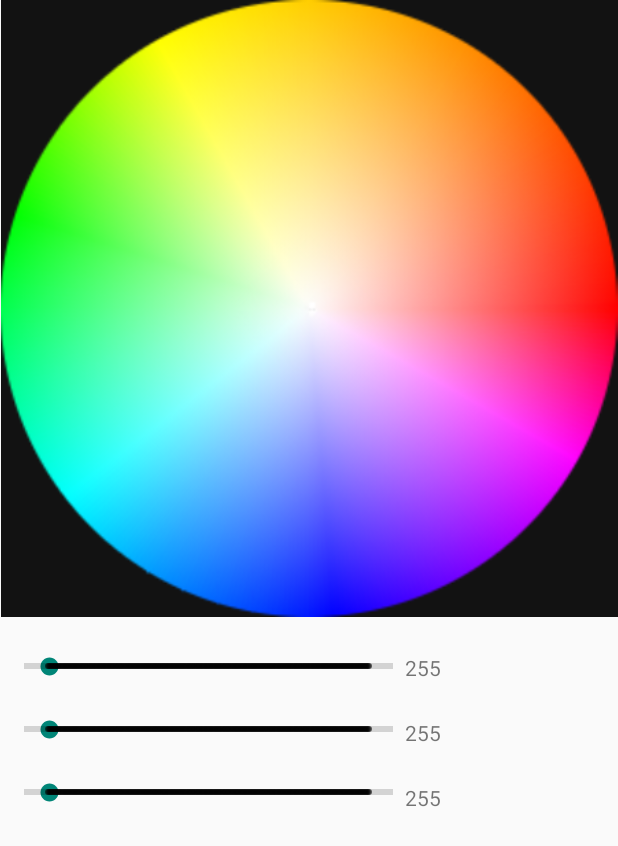
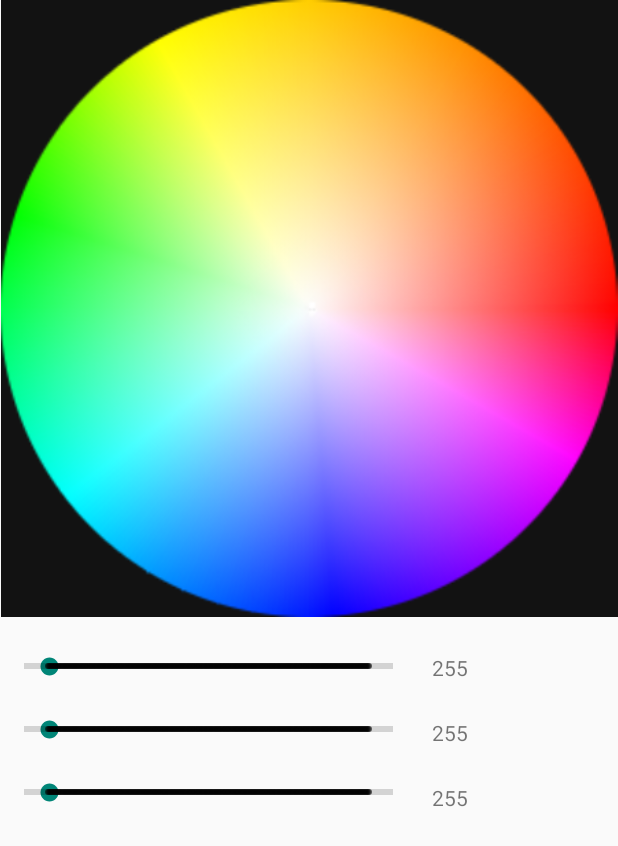
Before and after one commit to Luis29178/BlueApp, an Android app: the layout color_piker.xml on its own in the app's theme, with its tools: preview values and no code run, on a phone screen of 412 x 824 dp. Shown: the top 846 px of the screen. Run offline under Robolectric (Android 15) with nearby library versions, the phone set to English and light mode, and no system bars.

Commit message:
Color piker dialog --- Displaying

```diff
--- a/app/src/main/java/com/example/theblueapp/Color_Dialog.java
+++ b/app/src/main/java/com/example/theblueapp/Color_Dialog.java
@@ -54,6 +54,7 @@ public class Color_Dialog extends AppCompatDialogFragment {
         });
         //endregion
 
+        //region Variable Initialization
         Color_wheel = view.findViewById(R.id.ColorWheelHUE);
         Red = view.findViewById(R.id.RedBar);
         RedVal = view.findViewById(R.id.RedVal);
@@ -64,6 +65,12 @@ public class Color_Dialog extends AppCompatDialogFragment {
         Red = view.findViewById(R.id.BlueBar);
         RedVal = view.findViewById(R.id.BlueVal);
         _Red = view.findViewById(R.id.BluePro);
-        return super.onCreateDialog(savedInstanceState);
+        //endregion
+
+
+
+
+        return builder.create();
+
     }
 }
--- a/app/src/main/java/com/example/theblueapp/MainActivity.java
+++ b/app/src/main/java/com/example/theblueapp/MainActivity.java
@@ -240,37 +240,6 @@ public class MainActivity extends AppCompatActivity implements View.OnClickListe
             Color_Dialog Colorwheezl = new Color_Dialog();
             Colorwheezl.show(getSupportFragmentManager(),"ColorWheel");
 
-        /*AmbilWarnaDialog colorWheel = new AmbilWarnaDialog(this, SelectedColor, new AmbilWarnaDialog.OnAmbilWarnaListener() {
-            @Override
-            public void onCancel(AmbilWarnaDialog dialog) {
-
-            }
-
-            @Override
-            public void onOk(AmbilWarnaDialog dialog, int color) {
-                SelectedColor = color;
-                RGBconvertMethod(SelectedColor);
-                ByteBuffer buffer = ByteBuffer.allocate(16);
-                buffer.putInt(SelectedColor);
-
-
-                for (int i =0; i< RGBval.length;i++)
-                {
-                    buffer.putInt(RGBval[i]);
-                }
-                byte[] temp = buffer.array();
-                bytes = temp;
-
-                SendBTMessage(bytes);
-
-
-
-
-                //mConectionservice.write(bytes);
-
-            }
-        });
-        colorWheel.show();*/
     }
     //endregion
 
--- a/app/src/main/res/layout/color_piker.xml
+++ b/app/src/main/res/layout/color_piker.xml
@@ -1,5 +1,5 @@
 <?xml version="1.0" encoding="utf-8"?>
-<androidx.constraintlayout.widget.ConstraintLayout xmlns:android="http://schemas.android.com/apk/res/android"
+<RelativeLayout xmlns:android="http://schemas.android.com/apk/res/android"
     xmlns:app="http://schemas.android.com/apk/res-auto"
     xmlns:tools="http://schemas.android.com/tools"
     android:layout_width="match_parent"
@@ -7,43 +7,30 @@
 
     <ImageView
         android:id="@+id/ColorWheelHUE"
-        android:layout_width="0dp"
+        android:layout_width="411dp"
         android:layout_height="411dp"
-        app:layout_constraintEnd_toEndOf="parent"
-        app:layout_constraintStart_toStartOf="parent"
-        app:layout_constraintTop_toTopOf="parent"
+        android:layout_alignParentStart="true"
+        android:layout_alignParentLeft="true"
+        android:layout_alignParentTop="true"
+        android:layout_alignParentEnd="true"
+        android:layout_alignParentRight="true"
+        android:layout_marginStart="0dp"
+        android:layout_marginLeft="0dp"
+        android:layout_marginTop="0dp"
+        android:layout_marginEnd="0dp"
+        android:layout_marginRight="0dp"
         app:srcCompat="@drawable/color_wheelhue" />
 
     <SeekBar
         android:id="@+id/RedBar"
         style="@style/Widget.AppCompat.SeekBar.Discrete"
-        android:layout_width="0dp"
+        android:layout_width="102dp"
         android:layout_height="wrap_content"
-        android:layout_marginStart="16dp"
-        android:layout_marginLeft="16dp"
-        android:layout_marginTop="24dp"
-        android:layout_marginEnd="150dp"
-        android:layout_marginRight="150dp"
-        app:layout_constraintEnd_toEndOf="parent"
-        app:layout_constraintStart_toStartOf="parent"
-        app:layout_constraintTop_toBottomOf="@+id/ColorWheelHUE"
-        android:max="255"
-        android:progress="1"/>
-    <ProgressBar
-        android:id="@+id/RedPro"
-        style="?android:attr/progressBarStyleHorizontal"
-        android:layout_width="0dp"
-        android:layout_height="0dp"
-        app:layout_constraintBottom_toBottomOf="@+id/RedBar"
-        app:layout_constraintEnd_toEndOf="@+id/RedBar"
-        app:layout_constraintStart_toStartOf="@+id/RedBar"
-        app:layout_constraintTop_toTopOf="@+id/RedBar" />
-
-    <SeekBar
-        android:id="@+id/GreenBar"
-        style="@style/Widget.AppCompat.SeekBar.Discrete"
-        android:layout_width="0dp"
-        android:layout_height="wrap_content"
+        android:layout_below="@+id/ColorWheelHUE"
+        android:layout_alignParentStart="true"
+        android:layout_alignParentLeft="true"
+        android:layout_alignParentEnd="true"
+        android:layout_alignParentRight="true"
         android:layout_marginStart="16dp"
         android:layout_marginLeft="16dp"
         android:layout_marginTop="24dp"
@@ -52,82 +39,144 @@
         android:max="255"
         android:progress="1"
         app:layout_constraintEnd_toEndOf="parent"
-        app:layout_constraintHorizontal_bias="0.0"
         app:layout_constraintStart_toStartOf="parent"
-        app:layout_constraintTop_toBottomOf="@+id/RedBar"
-        />
+        app:layout_constraintTop_toBottomOf="@+id/ColorWheelHUE" />
+
     <ProgressBar
-        android:id="@+id/GreenPro"
+        android:id="@+id/RedPro"
         style="?android:attr/progressBarStyleHorizontal"
-        android:layout_width="0dp"
-        android:layout_height="0dp"
-        app:layout_constraintBottom_toBottomOf="@+id/GreenBar"
-        app:layout_constraintEnd_toEndOf="@+id/GreenBar"
-        app:layout_constraintStart_toStartOf="@+id/GreenBar"
-        app:layout_constraintTop_toTopOf="@+id/GreenBar"
-            />
+        android:layout_width="99dp"
+        android:layout_height="wrap_content"
+        android:layout_alignStart="@+id/RedBar"
+        android:layout_alignLeft="@+id/RedBar"
+        android:layout_alignTop="@+id/RedBar"
+        android:layout_alignEnd="@+id/RedBar"
+        android:layout_alignRight="@+id/RedBar"
+        android:layout_alignBottom="@+id/RedBar"
+        android:layout_marginStart="0dp"
+        android:layout_marginLeft="0dp"
+        android:layout_marginTop="0dp"
+        android:layout_marginEnd="0dp"
+        android:layout_marginRight="0dp"
+        android:layout_marginBottom="0dp" />
 
 
+    <TextView
+        android:id="@+id/RedVal"
+        android:layout_width="wrap_content"
+        android:layout_height="wrap_content"
+        android:layout_below="@+id/ColorWheelHUE"
+        android:layout_alignParentEnd="true"
+        android:layout_alignParentRight="true"
+        android:layout_marginTop="24dp"
+        android:layout_marginEnd="100dp"
+        android:layout_marginRight="100dp"
+        android:text="255" />
+
     <SeekBar
-        android:id="@+id/BlueBar"
+        android:id="@+id/GreenBar"
         style="@style/Widget.AppCompat.SeekBar.Discrete"
         android:layout_width="0dp"
         android:layout_height="wrap_content"
+        android:layout_below="@+id/RedBar"
+        android:layout_alignParentStart="true"
+        android:layout_alignParentLeft="true"
+        android:layout_alignParentEnd="true"
+        android:layout_alignParentRight="true"
         android:layout_marginStart="16dp"
         android:layout_marginLeft="16dp"
         android:layout_marginTop="24dp"
         android:layout_marginEnd="150dp"
         android:layout_marginRight="150dp"
+        android:max="255"
+        android:progress="1"
+         />
+
+    <ProgressBar
+        android:id="@+id/GreenPro"
+        style="?android:attr/progressBarStyleHorizontal"
+        android:layout_width="10dp"
+        android:layout_height="100dp"
+
+        android:layout_alignStart="@+id/GreenBar"
+        android:layout_alignLeft="@+id/GreenBar"
+        android:layout_alignTop="@+id/GreenBar"
+        android:layout_alignEnd="@+id/GreenBar"
+        android:layout_alignRight="@+id/GreenBar"
+        android:layout_alignBottom="@+id/GreenBar"
+        android:layout_marginStart="0dp"
+        android:layout_marginLeft="0dp"
+        android:layout_marginTop="0dp"
+        android:layout_marginEnd="0dp"
+        android:layout_marginRight="0dp"
+        android:layout_marginBottom="0dp" />
+
+    <SeekBar
+        android:id="@+id/BlueBar"
+        style="@style/Widget.AppCompat.SeekBar.Discrete"
+        android:layout_width="match_parent"
+        android:layout_height="wrap_content"
+        android:layout_below="@+id/GreenBar"
+        android:layout_alignParentStart="true"
+        android:layout_alignParentLeft="true"
+        android:layout_alignParentEnd="true"
+        android:layout_alignParentRight="true"
+        android:layout_marginStart="16dp"
+        android:layout_marginLeft="16dp"
+        android:layout_marginTop="24dp"
+        android:layout_marginEnd="150dp"
+        android:layout_marginRight="150dp"
+        android:max="255"
+        android:progress="1"
         app:layout_constraintEnd_toEndOf="parent"
         app:layout_constraintStart_toStartOf="parent"
-        app:layout_constraintTop_toBottomOf="@+id/GreenBar"
-        android:max="255"
-        android:progress="1"/>
+        app:layout_constraintTop_toBottomOf="@+id/GreenBar" />
 
     <ProgressBar
         android:id="@+id/BluePro"
         style="?android:attr/progressBarStyleHorizontal"
-        android:layout_width="0dp"
-        android:layout_height="0dp"
+        android:layout_width="match_parent"
+        android:layout_height="match_parent"
+        android:layout_alignStart="@+id/BlueBar"
+        android:layout_alignLeft="@+id/BlueBar"
+        android:layout_alignTop="@+id/BlueBar"
+        android:layout_alignEnd="@+id/BlueBar"
+        android:layout_alignRight="@+id/BlueBar"
+        android:layout_alignBottom="@+id/BlueBar"
+        android:layout_marginStart="0dp"
+        android:layout_marginLeft="0dp"
+        android:layout_marginTop="0dp"
+        android:layout_marginEnd="0dp"
+        android:layout_marginRight="0dp"
+        android:layout_marginBottom="0dp"
         app:layout_constraintBottom_toBottomOf="@+id/BlueBar"
         app:layout_constraintEnd_toEndOf="@+id/BlueBar"
         app:layout_constraintStart_toStartOf="@+id/BlueBar"
         app:layout_constraintTop_toTopOf="@+id/BlueBar" />
 
     <TextView
-        android:id="@+id/RedVal"
-        android:layout_width="wrap_content"
-        android:layout_height="wrap_content"
-        android:layout_marginStart="8dp"
-        android:layout_marginLeft="8dp"
-        android:layout_marginTop="24dp"
-        android:text="255"
-        app:layout_constraintStart_toEndOf="@+id/RedBar"
-        app:layout_constraintTop_toBottomOf="@+id/ColorWheelHUE" />
-
-    <TextView
         android:id="@+id/GreenVal"
         android:layout_width="wrap_content"
         android:layout_height="wrap_content"
-        android:layout_marginStart="8dp"
-        android:layout_marginLeft="8dp"
+        android:layout_below="@+id/RedVal"
+        android:layout_alignParentEnd="true"
+        android:layout_alignParentRight="true"
         android:layout_marginTop="24dp"
-        android:text="255"
-        app:layout_constraintStart_toEndOf="@+id/GreenBar"
-        app:layout_constraintTop_toBottomOf="@+id/RedVal" />
+        android:layout_marginEnd="100dp"
+        android:layout_marginRight="100dp"
+        android:text="255" />
 
     <TextView
         android:id="@+id/BlueVal"
         android:layout_width="wrap_content"
         android:layout_height="wrap_content"
-        android:layout_marginStart="8dp"
-        android:layout_marginLeft="8dp"
+        android:layout_below="@+id/GreenVal"
+        android:layout_alignParentEnd="true"
+        android:layout_alignParentRight="true"
         android:layout_marginTop="24dp"
-        android:text="255"
-        app:layout_constraintStart_toEndOf="@+id/BlueBar"
-        app:layout_constraintTop_toBottomOf="@+id/GreenVal" />
+        android:layout_marginEnd="100dp"
+        android:layout_marginRight="100dp"
+        android:text="255" />
 
 
-
-
-</androidx.constraintlayout.widget.ConstraintLayout>
+</RelativeLayout>
```
